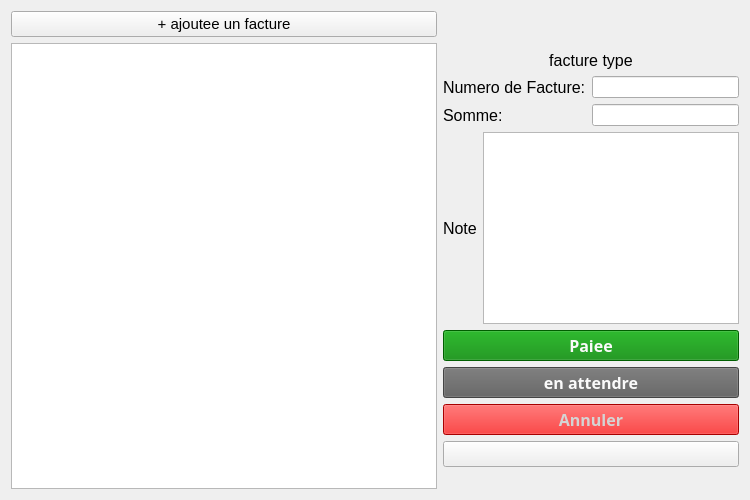
Above: facturis/ui/facture.ui from nerevarinee/Facturios-V2 before the change. Below: the same form after it.
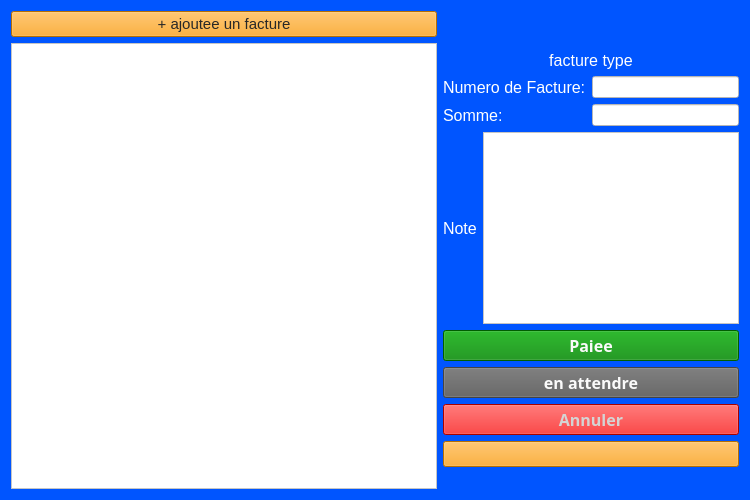
That is the form after the change. Icons and pictures are not drawn.

Diff of the .ui file:
```diff
--- a/facturis/ui/facture.ui
+++ b/facturis/ui/facture.ui
@@ -13,6 +13,9 @@
   <property name="windowTitle">
    <string>Form</string>
   </property>
+  <property name="styleSheet">
+   <string notr="true">background-color:rgb(0, 85, 255)</string>
+  </property>
   <layout class="QHBoxLayout" name="horizontalLayout_4" stretch="10,0">
    <item>
     <layout class="QVBoxLayout" name="verticalLayout" stretch="0,0">
@@ -32,7 +35,7 @@
         </font>
        </property>
        <property name="styleSheet">
-        <string notr="true"/>
+        <string notr="true">color:rgb(39, 39, 39); background-color:rgb(255, 155, 3);</string>
        </property>
        <property name="text">
         <string>+ ajoutee un facture</string>
@@ -40,7 +43,11 @@
       </widget>
      </item>
      <item>
-      <widget class="QGraphicsView" name="graphicsView"/>
+      <widget class="QGraphicsView" name="graphicsView">
+       <property name="styleSheet">
+        <string notr="true">background-color:rgb(255, 255, 255)</string>
+       </property>
+      </widget>
      </item>
     </layout>
    </item>
@@ -66,6 +73,9 @@
          <pointsize>12</pointsize>
         </font>
        </property>
+       <property name="styleSheet">
+        <string>color:white</string>
+       </property>
        <property name="text">
         <string>facture type</string>
        </property>
@@ -89,6 +99,9 @@
                  <pointsize>12</pointsize>
                 </font>
                </property>
+               <property name="styleSheet">
+                <string>color:white</string>
+               </property>
                <property name="text">
                 <string>Numero de Facture:</string>
                </property>
@@ -101,6 +114,9 @@
                  <pointsize>12</pointsize>
                 </font>
                </property>
+               <property name="styleSheet">
+                <string>color:white</string>
+               </property>
                <property name="text">
                 <string>Somme:</string>
                </property>
@@ -111,10 +127,18 @@
            <item>
             <layout class="QVBoxLayout" name="verticalLayout_3">
              <item>
-              <widget class="QLineEdit" name="numFactureField"/>
+              <widget class="QLineEdit" name="numFactureField">
+               <property name="styleSheet">
+                <string notr="true">background-color:rgb(255, 255, 255)</string>
+               </property>
+              </widget>
              </item>
              <item>
-              <widget class="QLineEdit" name="sommeField"/>
+              <widget class="QLineEdit" name="sommeField">
+               <property name="styleSheet">
+                <string notr="true">background-color:rgb(255, 255, 255)</string>
+               </property>
+              </widget>
              </item>
             </layout>
            </item>
@@ -129,13 +153,20 @@
                <pointsize>12</pointsize>
               </font>
              </property>
+             <property name="styleSheet">
+              <string notr="true">color:white</string>
+             </property>
              <property name="text">
               <string>Note</string>
              </property>
             </widget>
            </item>
            <item>
-            <widget class="QPlainTextEdit" name="noteField"/>
+            <widget class="QPlainTextEdit" name="noteField">
+             <property name="styleSheet">
+              <string notr="true">background-color:rgb(255, 255, 255)</string>
+             </property>
+            </widget>
            </item>
           </layout>
          </item>
@@ -263,7 +294,7 @@
           </font>
          </property>
          <property name="styleSheet">
-          <string notr="true"/>
+          <string notr="true">color:rgb(39, 39, 39); background-color:rgb(255, 155, 3);</string>
          </property>
          <property name="text">
           <string/>
```
